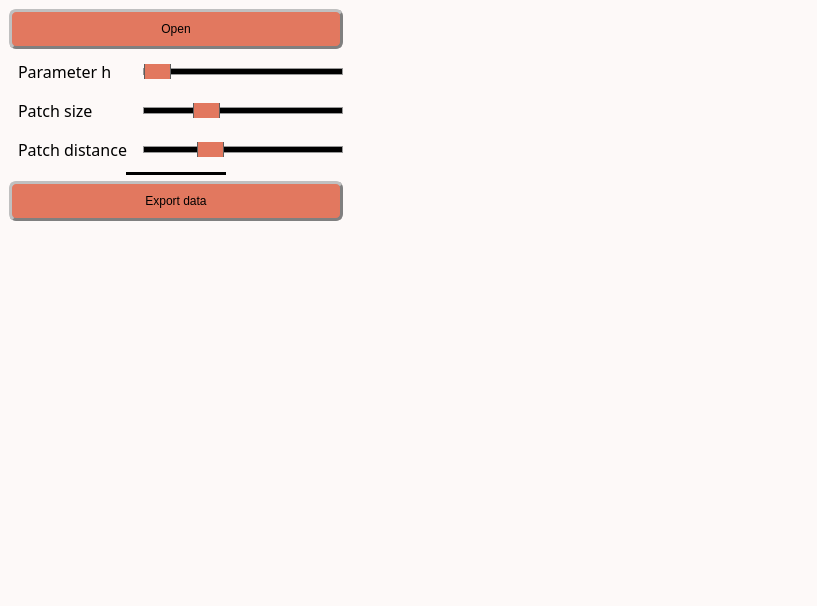
Old version of the form inichord/Denoise_2Dmap.ui in the repository Cyril-Langlois/iniCHORD.
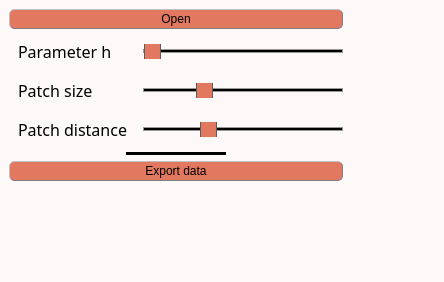
New version of the form. Icons and pictures are not drawn. Custom widgets are drawn as their Qt base class.

```diff
--- a/inichord/Denoise_2Dmap.ui
+++ b/inichord/Denoise_2Dmap.ui
@@ -9,8 +9,8 @@
    <rect>
     <x>0</x>
     <y>0</y>
-    <width>817</width>
-    <height>606</height>
+    <width>444</width>
+    <height>282</height>
    </rect>
   </property>
   <property name="sizePolicy">
@@ -55,8 +55,8 @@
 
 /* style des bordures 2 */
 QPushButton, QPushButton:hover, QCheckBox, QComboBox, QSpinBox  {
-	border-radius: 7px;
-	border-width: 3px;
+	border-radius: 5px;
+	border-width: 1px;
 	border-color: gray;
 }
 
@@ -67,15 +67,15 @@
 QComboBox, QTextEdit, QSpinBox {font: 10pt &quot;Noto Sans Cond&quot;}
 
 /* Padding 1 */
-QLabel, QComboBox, QComboBox::down-arrow, QSpinBox, QSpinBox::down-arrow, QSpinBox::up-arrow {padding : 2px;}
+QLabel, QComboBox, QComboBox::down-arrow, QSpinBox, QSpinBox::down-arrow, QSpinBox::up-arrow {padding : 1px;}
 
 /* Padding 2 */
-QPushButton, QPushButton:hover, QCheckBox {padding : 10px;}
+QPushButton, QPushButton:hover, QCheckBox {padding : 2px;}
 
 /* Gestion taille des QCheckBoxes */
 QCheckBox::indicator:unchecked, QCheckBox::indicator:unchecked:hover, QCheckBox::indicator:checked, QCheckBox::indicator:checked:hover  {
-	width :30px;
-	height : 30px;
+	width :15px;
+	height : 15px;
 }
 
 QLabel {
@@ -97,19 +97,19 @@
 
 QComboBox::drop-down:button{
 	border-radius: 4px;
-	border-width: 3px;
-	width: 36px;
+	border-width: 1px;
+	width: 30px;
 }
 
 QComboBox::down-arrow {
-	image : url(icons/Arrow_down.png);
-    width: 13px;
+	 image : url(icons/Arrow_down.png); 
+    width: 12px;
     height: 12px;
 }
 
 Line{
 	format: plain;
-	midLine-Width : 5px;
+	midLine-Width : 1px;
 }
 
 QFrame[height=&quot;3&quot;], QFrame[width=&quot;3&quot;] {background-color: #3A3939;}
@@ -118,7 +118,7 @@
 	background-color: rgb(255, 255, 255);
 	border-style: solid;
 	border-radius: 5px;
-	border-width: 2px;
+	border-width: 1px;
 	border-color: black;
 }
 
@@ -133,45 +133,45 @@
 
 QProgressBar {
 	text-align: center;
-	border: 2px solid black;
+	border: 1px solid black;
 	border-radius: 3px;
  }
 
  QProgressBar::chunk {
 	background-color: rgb(243, 98, 64);
-	width: 20px;
+	width: 15px;
 	margin : 0.5px;
  }
 
 QSpinBox::drop-down:button, QSpinBox::drop-up:button {
 	border-radius: 2px;
-	border-width: 3px;
+	border-width: 1px;
 	width: 36px;
 }
 
 QSpinBox::down-arrow {
 	image : url(icons/Arrow_down.png);
-    width: 26px;
-    height: 24px;
+    width: 24px;
+    height: 22px;
 }
 
 QSpinBox::up-arrow {
 	image : url(icons/Arrow_up.png);
-    width: 26px;
-    height: 24px;
+    width: 24px;
+    height: 22px;
 }
 
 QSlider::groove:horizontal {
     border: 1px solid #999999;
-    height: 5px; /* the groove expands to the size of the slider by default. by giving it a height, it has a fixed size */
+    height: 2px; /* the groove expands to the size of the slider by default. by giving it a height, it has a fixed size */
     background-color: rgb(0, 0, 0);
-    margin: 2px 0;
+    margin: 1px 0;
 }
 
 QSlider::handle:horizontal {
     border: 1px solid #5c5c5c;
-    width: 25px;
-    height: 40px;
+    width: 15px;
+    height: 30px;
     margin: -10px 0; /* handle is placed by default on the contents rect of the groove. Expand outside the groove */
     border-radius: 3px;
 }</string>
```
Left out of the diff: 2 changed lines with no effect on the pictures.
